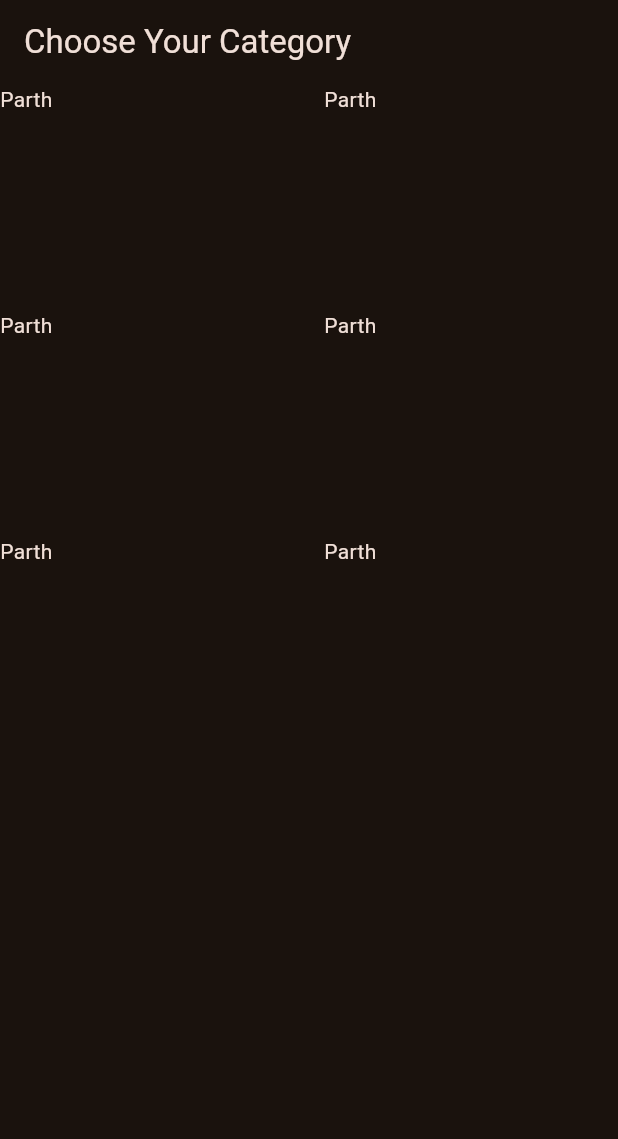
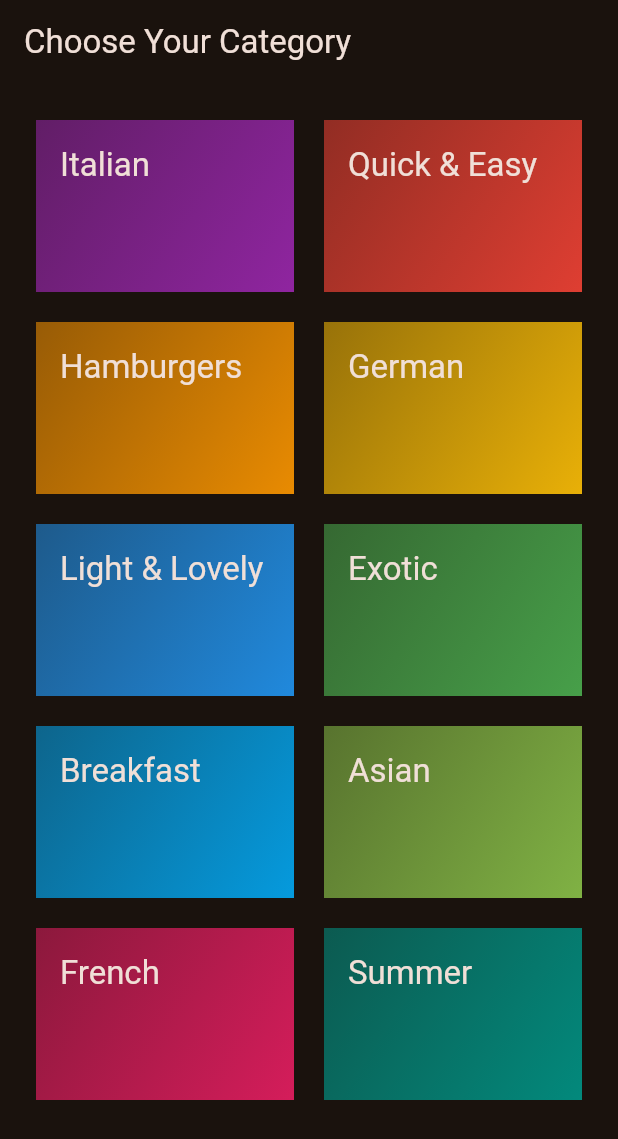
Before and after one commit to Jangle-Parth/Khana-Khazana, a Flutter app: the screen it shows after launch, on a phone screen of 412 x 824 dp. Shown: the top 1139 px of the screen. Run offline on Flutter 3.47's test engine with Material 3 defaults, Android fonts, the phone set to English and light mode, and no system bars.

Commit message:
Made Cateogry Widget

```diff
--- /dev/null
+++ b/lib/data/dummy_data.dart
@@ -0,0 +1,55 @@
+import 'package:flutter/material.dart';
+import 'package:khana_khazana/models/category.dart';
+
+const availableCategories = [
+  Category(
+    id: 'c1',
+    title: 'Italian',
+    color: Colors.purple,
+  ),
+  Category(
+    id: 'c2',
+    title: 'Quick & Easy',
+    color: Colors.red,
+  ),
+  Category(
+    id: 'c3',
+    title: 'Hamburgers',
+    color: Colors.orange,
+  ),
+  Category(
+    id: 'c4',
+    title: 'German',
+    color: Colors.amber,
+  ),
+  Category(
+    id: 'c5',
+    title: 'Light & Lovely',
+    color: Colors.blue,
+  ),
+  Category(
+    id: 'c6',
+    title: 'Exotic',
+    color: Colors.green,
+  ),
+  Category(
+    id: 'c7',
+    title: 'Breakfast',
+    color: Colors.lightBlue,
+  ),
+  Category(
+    id: 'c8',
+    title: 'Asian',
+    color: Colors.lightGreen,
+  ),
+  Category(
+    id: 'c9',
+    title: 'French',
+    color: Colors.pink,
+  ),
+  Category(
+    id: 'c10',
+    title: 'Summer',
+    color: Colors.teal,
+  ),
+];
--- a/lib/main.dart
+++ b/lib/main.dart
@@ -1,5 +1,5 @@
 import 'package:flutter/material.dart';
-import 'package:khana_khazana/categories.dart';
+import 'package:khana_khazana/screens/categories.dart';
 
 final theme = ThemeData(
   useMaterial3: true,
@@ -19,6 +19,7 @@
   @override
   Widget build(BuildContext context) {
     return MaterialApp(
+      debugShowCheckedModeBanner: false,
       theme: theme,
       home: const CategoriesScreen(),
     );
--- /dev/null
+++ b/lib/models/category.dart
@@ -0,0 +1,9 @@
+import 'package:flutter/material.dart';
+
+class Category {
+  final String id;
+  final String title;
+  final Color color;
+  const Category(
+      {required this.id, required this.title, this.color = Colors.orange});
+}
--- a/lib/categories.dart
+++ b/lib/screens/categories.dart
@@ -1,4 +1,6 @@
 import 'package:flutter/material.dart';
+import 'package:khana_khazana/data/dummy_data.dart';
+import 'package:khana_khazana/widgets/category_grid_item.dart';
 
 class CategoriesScreen extends StatelessWidget {
   const CategoriesScreen({super.key});
@@ -10,19 +12,16 @@
           title: const Text('Choose Your Category'),
         ),
         body: GridView(
+          padding: const EdgeInsets.all(24),
           gridDelegate: const SliverGridDelegateWithFixedCrossAxisCount(
             crossAxisCount: 2,
             childAspectRatio: 3 / 2,
             crossAxisSpacing: 20,
             mainAxisSpacing: 20,
           ),
-          children: const [
-            Text('Parth'),
-            Text('Parth'),
-            Text('Parth'),
-            Text('Parth'),
-            Text('Parth'),
-            Text('Parth'),
+          children: [
+            for (final category in availableCategories)
+              CategoryGridItem(category: category)
           ],
         ));
   }
--- /dev/null
+++ b/lib/widgets/category_grid_item.dart
@@ -0,0 +1,28 @@
+import 'package:flutter/material.dart';
+import 'package:khana_khazana/models/category.dart';
+
+class CategoryGridItem extends StatelessWidget {
+  const CategoryGridItem({super.key, required this.category});
+  final Category category;
+  @override
+  Widget build(BuildContext context) {
+    return Container(
+      padding: const EdgeInsets.all(16),
+      decoration: BoxDecoration(
+          gradient: LinearGradient(
+        colors: [
+          category.color.withOpacity(0.55),
+          category.color.withOpacity(0.9),
+        ],
+        begin: Alignment.topLeft,
+        end: Alignment.bottomRight,
+      )),
+      child: Text(
+        category.title,
+        style: Theme.of(context).textTheme.titleLarge!.copyWith(
+              color: Theme.of(context).colorScheme.onBackground,
+            ),
+      ),
+    );
+  }
+}
```
